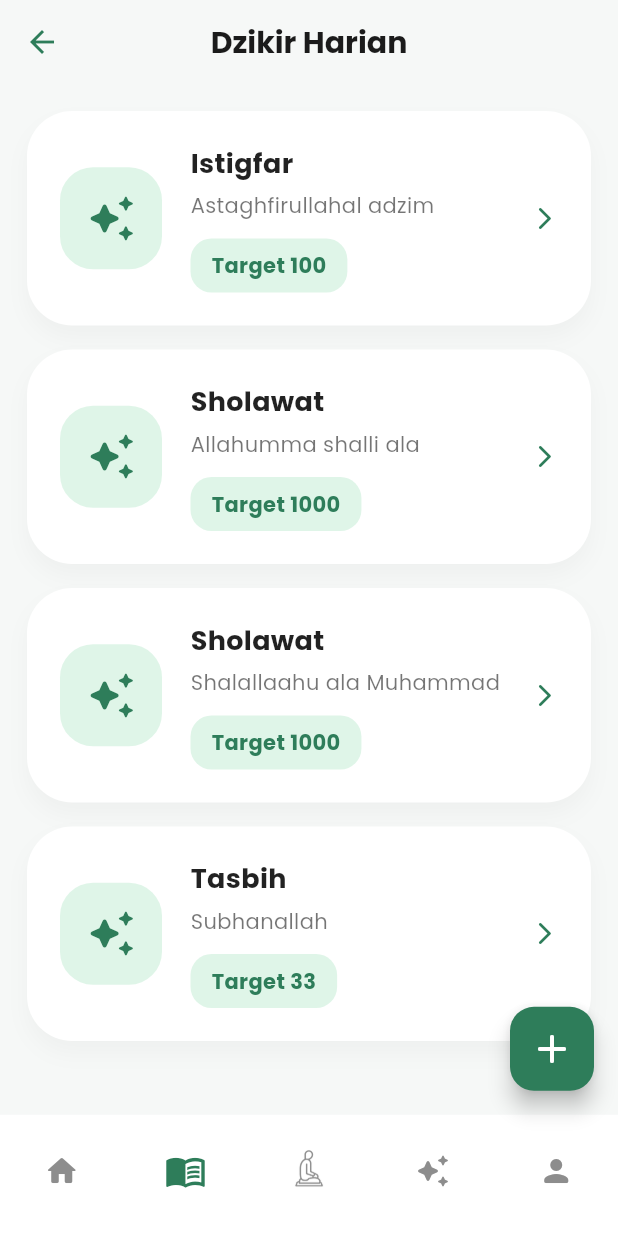
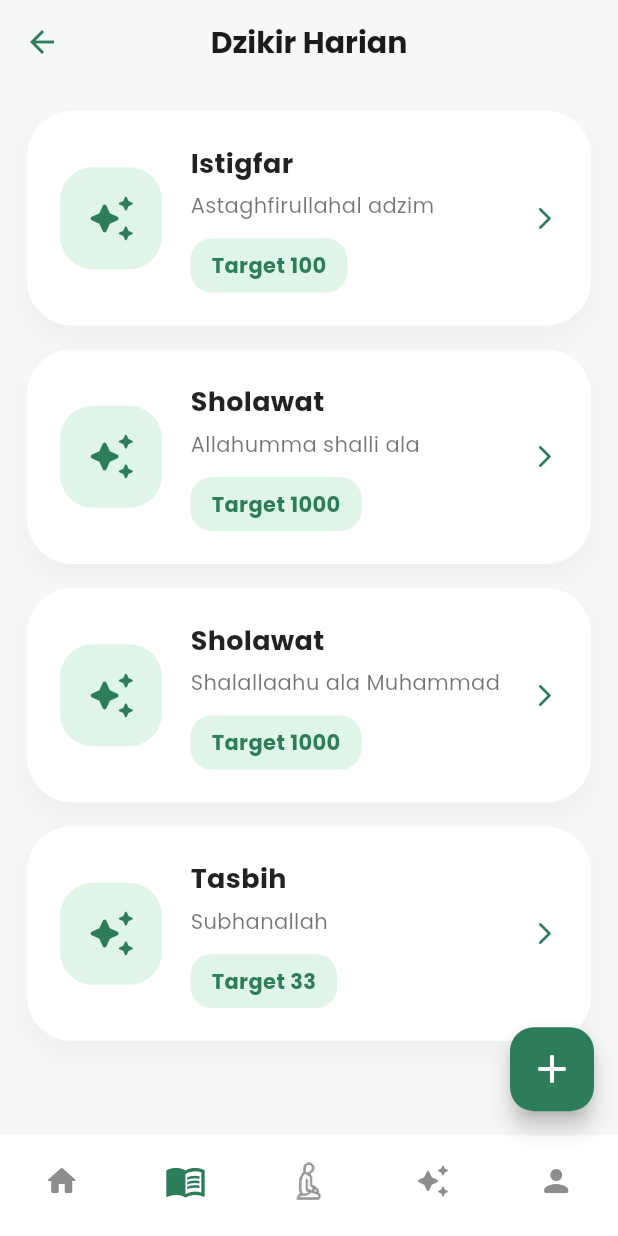
Before and after one commit to jihan-nurlita/ibadah-journey, a Flutter app: the DzikirPage screen opened directly, on a phone screen of 412 x 824 dp. Run offline on Flutter 3.47's test engine with Material 3 defaults, Android fonts, the light colour scheme and no system bars; our stand-ins replace audioplayers, dio, fl_chart, flutter_local_notifications, google_fonts, image_picker and 4 more; missing offline and left inert: flutter_qiblah; accounts and stored records are empty; network calls fail.

Commit message:
Initial commit

```diff
--- a/lib/pages/navigation/custom_bottom_navbar.dart
+++ b/lib/pages/navigation/custom_bottom_navbar.dart
@@ -82,8 +82,8 @@ class CustomBottomNavbar extends StatelessWidget {
           // 🌟 Memperbaiki path gambar dan menambahkan efek warna dinamis (aktif/tidak aktif)
           icon: ImageIcon(
             const AssetImage(
-                'assets/images/prayer.png'), // Sesuaikan path foldernya jika ada di 'assets/icons/prayer.png'
-            size: 42.8,
+                'assets/icons/sholat.png'), // Sesuaikan path foldernya jika ada di 'assets/icons/prayer.png'
+            size: 29.2,
 
             color: currentIndex == 2
                 ? AppColors.primary
```
Also changed, not shown: assets/icons/pray.png (deleted), assets/icons/sholat.png (added).
